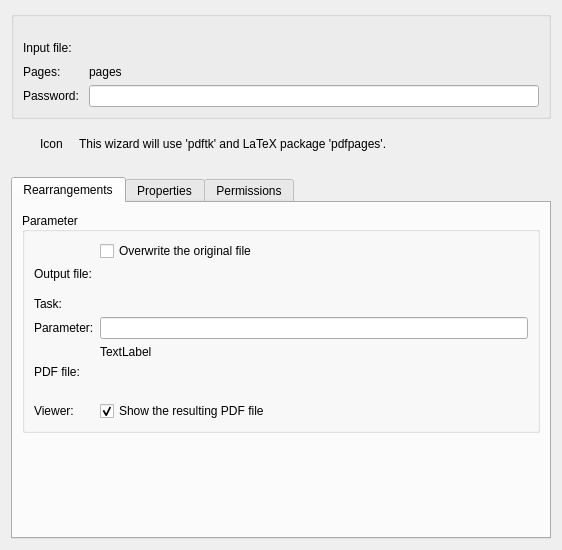
KDE/kile, file src/dialogs/pdf-wizard/pdfdialog_base.ui: the form before one commit.
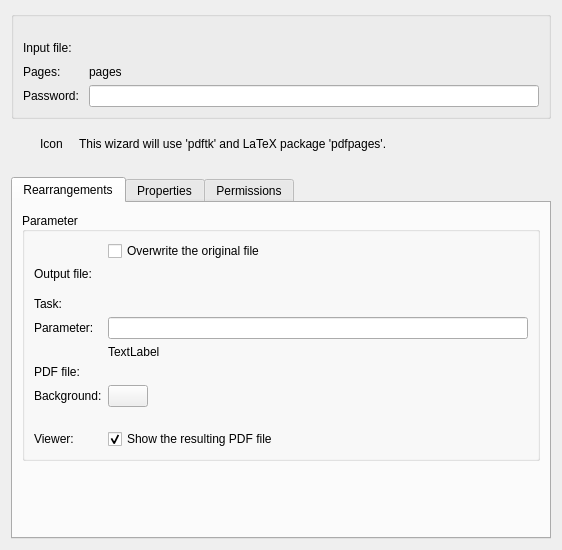
The form after the commit. Custom widgets are drawn as their Qt base class.

Commit message: Add final (?) two tasks to the pdf wizard

```diff
--- a/src/dialogs/pdf-wizard/pdfdialog_base.ui
+++ b/src/dialogs/pdf-wizard/pdfdialog_base.ui
@@ -230,14 +230,14 @@
             </property>
            </widget>
           </item>
-          <item row="9" column="0">
+          <item row="10" column="0">
            <widget class="QLabel" name="m_lbView">
             <property name="text">
              <string>Viewer:</string>
             </property>
            </widget>
           </item>
-          <item row="9" column="1">
+          <item row="10" column="1">
            <widget class="QCheckBox" name="m_cbView">
             <property name="whatsThis">
              <string>View the result of the conversion process. okular is always taken as an external viewer.</string>
@@ -291,7 +291,7 @@
           <item row="7" column="1">
            <widget class="KUrlRequester" name="m_edStamp"/>
           </item>
-          <item row="8" column="1">
+          <item row="9" column="1">
            <spacer name="verticalSpacer_6">
             <property name="orientation">
              <enum>Qt::Vertical</enum>
@@ -323,6 +323,33 @@
             </property>
            </spacer>
           </item>
+          <item row="8" column="0">
+           <widget class="QLabel" name="m_lbBackgroundColor">
+            <property name="text">
+             <string>Background:</string>
+            </property>
+           </widget>
+          </item>
+          <item row="8" column="1">
+           <layout class="QHBoxLayout" name="horizontalLayout_3">
+            <item>
+             <widget class="KColorButton" name="m_pbBackgroundColor"/>
+            </item>
+            <item>
+             <spacer name="horizontalSpacer_5">
+              <property name="orientation">
+               <enum>Qt::Horizontal</enum>
+              </property>
+              <property name="sizeHint" stdset="0">
+               <size>
+                <width>40</width>
+                <height>20</height>
+               </size>
+              </property>
+             </spacer>
+            </item>
+           </layout>
+          </item>
          </layout>
         </widget>
        </item>
@@ -806,6 +833,11 @@
  </widget>
  <layoutfunction spacing="KDialog::spacingHint" margin="KDialog::marginHint"/>
  <customwidgets>
+  <customwidget>
+   <class>KColorButton</class>
+   <extends>QPushButton</extends>
+   <header>kcolorbutton.h</header>
+  </customwidget>
   <customwidget>
    <class>KLineEdit</class>
    <extends>QLineEdit</extends>
```
The commit also changes 2 other files.
